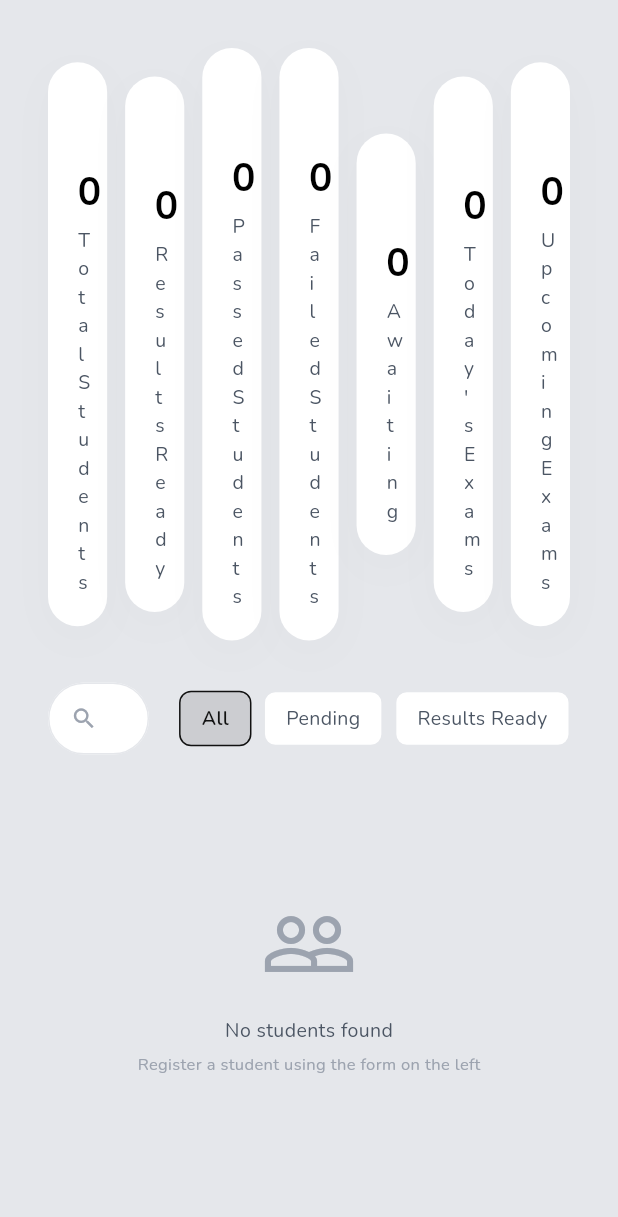
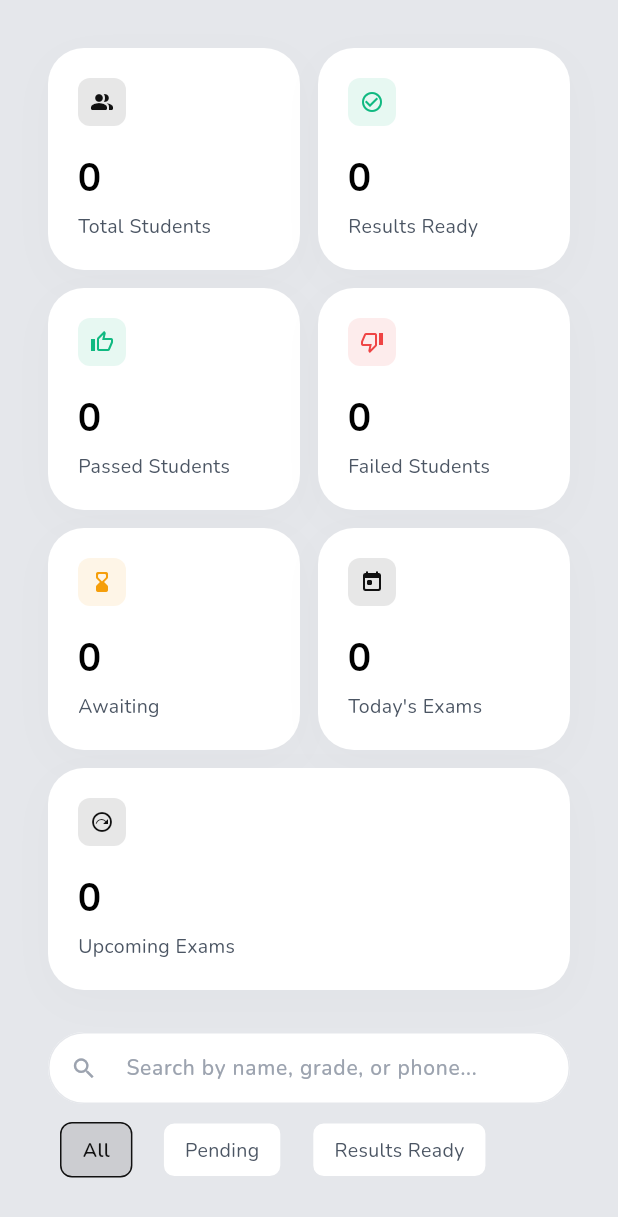
Before and after one commit to oissam/oissam, a Flutter app: the CallCenterDashboard widget shown alone on an empty page, opened directly, on a phone screen of 412 x 824 dp. Shown: the top 1217 px of the screen. Run offline on Flutter 3.47's test engine with Material 3 defaults, Android fonts, the phone set to English and light mode, and no system bars; our stand-ins replace google_fonts, hugeicons, mask_text_input_formatter, supabase_flutter, table_calendar; accounts and stored records are empty.

Commit message:
Fix squished stats grid on mobile

```diff
--- a/lib/screens/call_center/cc_dashboard.dart
+++ b/lib/screens/call_center/cc_dashboard.dart
@@ -69,9 +69,20 @@ class _CallCenterDashboardState extends State<CallCenterDashboard> {
             crossAxisAlignment: CrossAxisAlignment.start,
             children: [
               // Stats row
-              Row(
+              // Stats row
+              LayoutBuilder(
+                builder: (context, constraints) {
+                  final isMobile = constraints.maxWidth < 800;
+                  final double cardWidth = isMobile
+                      ? (constraints.maxWidth - 12) / 2
+                      : (constraints.maxWidth - (6 * 12)) / 7;
+
+                  return Wrap(
+                    spacing: 12,
+                    runSpacing: 12,
                     children: [
-                  Expanded(
+                      SizedBox(
+                        width: cardWidth,
                         child: StatCard(
                           title: 'Total Students',
                           value: allStudents.length.toString(),
@@ -80,8 +91,8 @@ class _CallCenterDashboardState extends State<CallCenterDashboard> {
                           isDark: false,
                         ),
                       ),
-                  SizedBox(width: 12),
-                  Expanded(
+                      SizedBox(
+                        width: cardWidth,
                         child: StatCard(
                           title: 'Results Ready',
                           value: withResults.toString(),
@@ -89,8 +100,8 @@ class _CallCenterDashboardState extends State<CallCenterDashboard> {
                           color: AppTheme.success,
                         ),
                       ),
-                  SizedBox(width: 12),
-                  Expanded(
+                      SizedBox(
+                        width: cardWidth,
                         child: StatCard(
                           title: 'Passed Students',
                           value: passedStudents.toString(),
@@ -98,8 +109,8 @@ class _CallCenterDashboardState extends State<CallCenterDashboard> {
                           color: AppTheme.success,
                         ),
                       ),
-                  SizedBox(width: 12),
-                  Expanded(
+                      SizedBox(
+                        width: cardWidth,
                         child: StatCard(
                           title: 'Failed Students',
                           value: failedStudents.toString(),
@@ -107,8 +118,8 @@ class _CallCenterDashboardState extends State<CallCenterDashboard> {
                           color: AppTheme.danger,
                         ),
                       ),
-                  SizedBox(width: 12),
-                  Expanded(
+                      SizedBox(
+                        width: cardWidth,
                         child: StatCard(
                           title: 'Awaiting',
                           value: (allStudents.length - withResults).toString(),
@@ -116,8 +127,8 @@ class _CallCenterDashboardState extends State<CallCenterDashboard> {
                           color: AppTheme.warning,
                         ),
                       ),
-                  SizedBox(width: 12),
-                  Expanded(
+                      SizedBox(
+                        width: cardWidth,
                         child: StatCard(
                           title: "Today's Exams",
                           value: todayExams.toString(),
@@ -125,8 +136,8 @@ class _CallCenterDashboardState extends State<CallCenterDashboard> {
                           color: AppTheme.accent,
                         ),
                       ),
-                  SizedBox(width: 12),
-                  Expanded(
+                      SizedBox(
+                        width: isMobile ? constraints.maxWidth : cardWidth,
                         child: StatCard(
                           title: 'Upcoming Exams',
                           value: upcomingExams.toString(),
@@ -135,13 +146,23 @@ class _CallCenterDashboardState extends State<CallCenterDashboard> {
                         ),
                       ),
                     ],
+                  );
+                },
               ),
               SizedBox(height: 28),
 
               // Search + filter row
-              Row(
+              // Search + filter row
+              LayoutBuilder(
+                builder: (context, constraints) {
+                  final isMobile = constraints.maxWidth < 800;
+                  return Wrap(
+                    spacing: 12,
+                    runSpacing: 12,
+                    crossAxisAlignment: WrapCrossAlignment.center,
                     children: [
-                  Expanded(
+                      SizedBox(
+                        width: isMobile ? constraints.maxWidth : 300,
                         child: TextField(
                           onChanged: (v) => setState(() => _searchQuery = v),
                           style: AppTextStyle.body,
@@ -177,7 +198,6 @@ class _CallCenterDashboardState extends State<CallCenterDashboard> {
                           ),
                         ),
                       ),
-                  SizedBox(width: 12),
                       ...['All', 'Pending', 'Results Ready'].map(
                         (tab) => Padding(
                           padding: EdgeInsets.only(left: 8),
@@ -185,6 +205,8 @@ class _CallCenterDashboardState extends State<CallCenterDashboard> {
                         ),
                       ),
                     ],
+                  );
+                }
               ),
               SizedBox(height: 20),
 
--- a/lib/screens/examinator/ex_screens.dart
+++ b/lib/screens/examinator/ex_screens.dart
@@ -151,26 +151,26 @@ class _ExStudentListScreenState extends State<ExStudentListScreen> {
               SizedBox(height: 24),
 
               // Filters
-              Row(
+              Wrap(
+                spacing: 12,
+                runSpacing: 12,
+                crossAxisAlignment: WrapCrossAlignment.center,
                 children: [
                   _filterDropdown(
                       'Date',
                       _filterDate,
                       [null, ...uniqueDates],
                       (v) => setState(() => _filterDate = v)),
-                  SizedBox(width: 12),
                   _filterDropdown(
                       'Room',
                       _filterRoom,
                       [null, ...DataService.rooms],
                       (v) => setState(() => _filterRoom = v)),
-                  SizedBox(width: 12),
                   _filterDropdown(
                       'Time',
                       _filterTime,
                       [null, ...DataService.getAllTimes()],
                       (v) => setState(() => _filterTime = v)),
-                  SizedBox(width: 12),
                   if (_filterDate != null ||
                       _filterRoom != null ||
                       _filterTime != null)
@@ -180,10 +180,8 @@ class _ExStudentListScreenState extends State<ExStudentListScreen> {
                         _filterRoom = null;
                         _filterTime = null;
                       }),
-                      icon: Icon(Icons.clear, size: 16),
-                      label: Text('Clear Filters'),
-                      style: TextButton.styleFrom(
-                          foregroundColor: AppTheme.textSecondary),
+                      icon: Icon(Icons.clear, size: 18),
+                      label: Text('Clear'),
                     ),
                 ],
               ),
```
Lines whose indentation alone changed are shown as unchanged.
